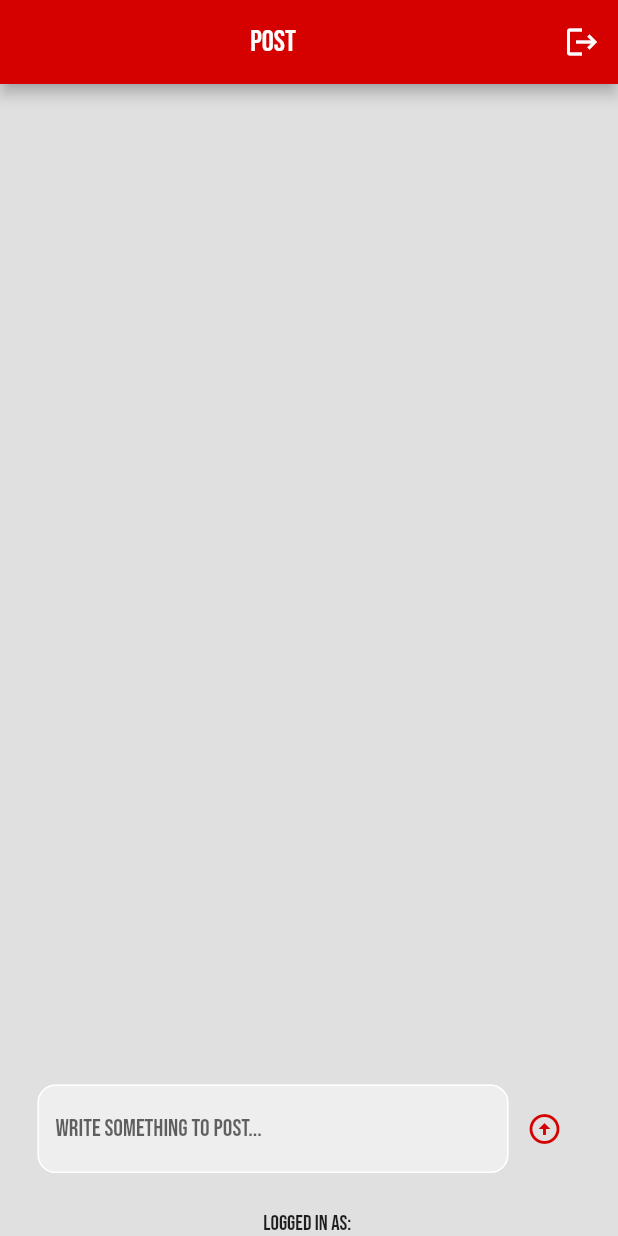
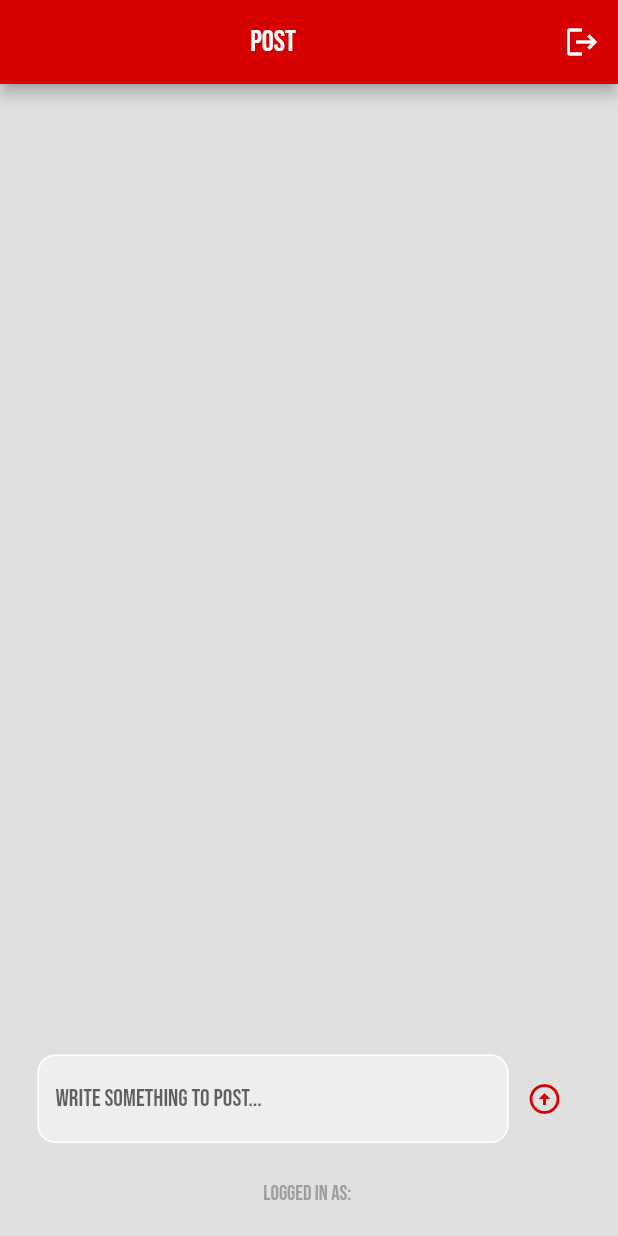
Before and after one commit to buzzlightyear22/project_akhir_aplikasi_bergerak, a Flutter app: the screen it shows once a user with an empty profile is signed in, after a tap on the "arrow circle up" icon, on a phone screen of 412 x 824 dp. Run offline on Flutter 3.47's test engine with Material 2 defaults, Android fonts, the phone set to English and light mode, and no system bars; our stand-ins replace cloud_firestore, firebase_auth, firebase_core, google_fonts, like_button; accounts and stored records are empty.

```diff
--- a/lib/pages/home_page.dart
+++ b/lib/pages/home_page.dart
@@ -29,6 +29,9 @@ class _HomePageState extends State<HomePage> {
         'TimeStamp': Timestamp.now(),
       });
     }
+    setState(() {
+      textController.clear();
+    });
   }
 
   @override
@@ -112,8 +115,9 @@ class _HomePageState extends State<HomePage> {
           ),
           Text(
             "Logged in as: ${currentUser.email!}",
-            style: GoogleFonts.bebasNeue(),
-          )
+            style: GoogleFonts.bebasNeue(color: Colors.grey),
+          ),
+          const SizedBox(height: 20),
         ],
       ),
     );
```
Also changed, not shown: lib/components/post.dart (+16 -2 lines).
